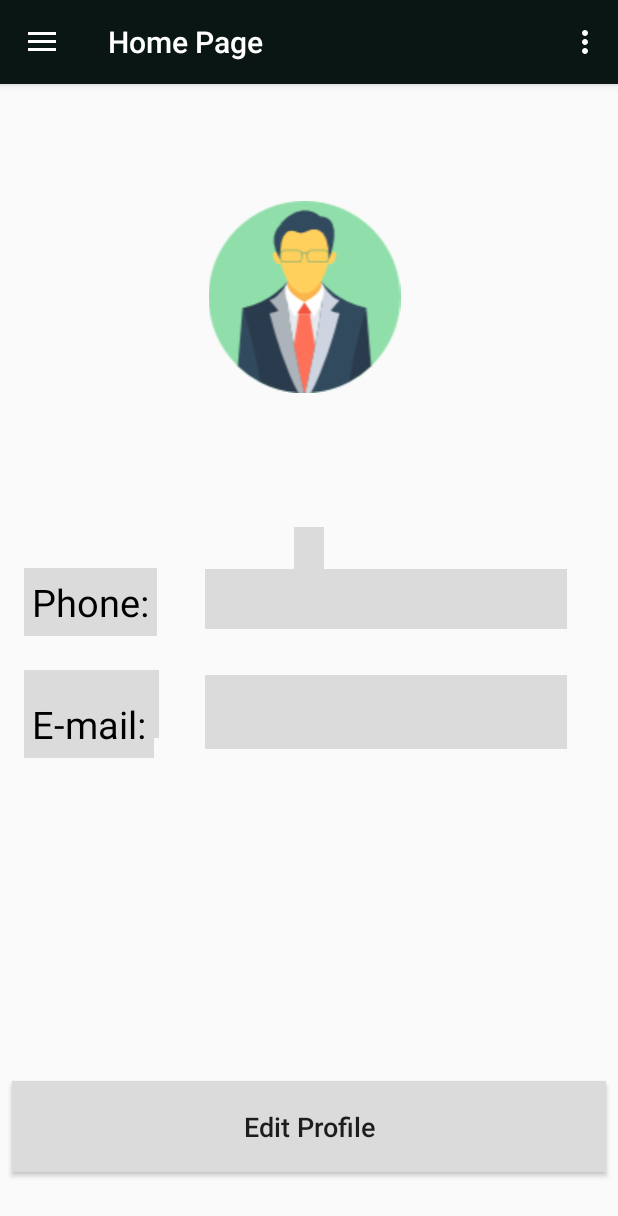
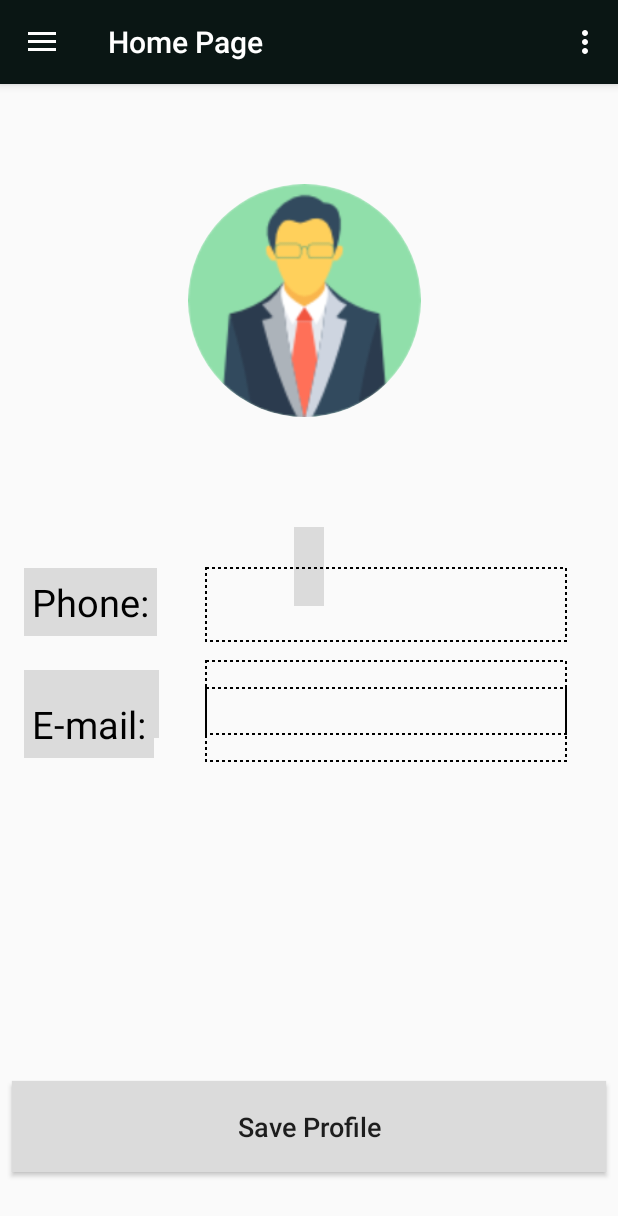
Before and after one commit to ski96277/OfficeManageMentAPP, an Android app: the fragment Employee_Profile_F placed in its activity, after a tap on "Edit Profile", on a phone screen of 412 x 824 dp. Shown: the top 1216 px of the screen. Run offline under Robolectric (Android 15) with nearby library versions, the phone set to English and light mode, and no system bars; our stand-ins replace ButterKnife, CircleImageView, Firebase (no records; nobody signed in at launch, a user with empty details on screens opened directly), Picasso; 17 statements that could not run were skipped.

Commit message:
dgfhj ghjk ghf

```diff
--- /dev/null
+++ b/app/src/main/java/com/rocketechit/officemanagementapp/FragmentClass/Employee/Edit_employee_profile.java
@@ -0,0 +1,137 @@
+package com.rocketechit.officemanagementapp.FragmentClass.Employee;
+
+import android.app.DatePickerDialog;
+import android.icu.util.Calendar;
+import android.os.Build;
+import android.os.Bundle;
+import android.view.LayoutInflater;
+import android.view.View;
+import android.view.ViewGroup;
+import android.widget.EditText;
+import android.widget.TextView;
+import android.widget.Toast;
+
+import com.google.firebase.database.DataSnapshot;
+import com.google.firebase.database.DatabaseError;
+import com.google.firebase.database.DatabaseReference;
+import com.google.firebase.database.FirebaseDatabase;
+import com.google.firebase.database.ValueEventListener;
+import com.rocketechit.officemanagementapp.JavaClass.Employee_Information;
+import com.rocketechit.officemanagementapp.R;
+import com.squareup.picasso.Picasso;
+
+import androidx.annotation.NonNull;
+import androidx.annotation.Nullable;
+import androidx.annotation.RequiresApi;
+import androidx.fragment.app.Fragment;
+import butterknife.BindView;
+import butterknife.ButterKnife;
+import butterknife.OnClick;
+import de.hdodenhof.circleimageview.CircleImageView;
+
+public class Edit_employee_profile extends Fragment {
+
+    @BindView(R.id.employee_profileview_position)
+    TextView employeeProfileviewPosition;
+    @BindView(R.id.employee_profileview_name_ET)
+    EditText employeeProfileviewNameET;
+    @BindView(R.id.employee_profileview_phoneNumber_ET)
+    EditText employeeProfileviewPhoneNumberET;
+    @BindView(R.id.employee_profileview_email_ET)
+    EditText employeeProfileviewEmailET;
+    @BindView(R.id.employee_profileview_join_Date_TV)
+    TextView employeeProfileviewJoinDateTV;
+    @BindView(R.id.employee_profileview_image)
+    CircleImageView employeeProfileviewImage;
+    private String designation;
+    private String email;
+    private String imagelink;
+    private String join_date;
+    private String name_employee;
+    private String password_employee;
+    private String phoneNumber;
+    private String userID;
+    private String userID_company;
+
+    @Nullable
+    @Override
+    public View onCreateView(@NonNull LayoutInflater inflater, @Nullable ViewGroup container, @Nullable Bundle savedInstanceState) {
+        View view = inflater.inflate(R.layout.edit_employee_profile, null);
+        ButterKnife.bind(this, view);
+        return view;
+    }
+
+    @Override
+    public void onViewCreated(@NonNull View view, @Nullable Bundle savedInstanceState) {
+        super.onViewCreated(view, savedInstanceState);
+        Bundle bundle = getArguments();
+        Employee_Information employee_information = (Employee_Information) bundle.getSerializable("employee_information");
+
+        designation = employee_information.getDesignation();
+        email = employee_information.getEmail_Employee();
+        imagelink = employee_information.getImageLink();
+        join_date = employee_information.getJoin_Date();
+        name_employee = employee_information.getName_Employee();
+        password_employee = employee_information.getPassword_Employee();
+        phoneNumber = employee_information.getPhone();
+        userID = employee_information.getUserID_Employee();
+        userID_company = employee_information.getUserID_company();
+
+
+        Picasso.get().load(imagelink).placeholder(R.drawable.progress_image).error(R.drawable.man).into(employeeProfileviewImage);
+        employeeProfileviewPosition.setText(designation);
+        employeeProfileviewNameET.setText(name_employee);
+        employeeProfileviewPhoneNumberET.setText(phoneNumber);
+        employeeProfileviewEmailET.setText(email);
+        employeeProfileviewJoinDateTV.setText(join_date);
+
+
+    }
+
+    @RequiresApi(api = Build.VERSION_CODES.N)
+    @OnClick({R.id.employee_profileview_image, R.id.employee_profileview_Save_button})
+    public void onClick(View view) {
+        switch (view.getId()) {
+
+            case R.id.employee_profileview_image:
+                Toast.makeText(getContext(), "Select Image", Toast.LENGTH_SHORT).show();
+                break;
+
+            case R.id.employee_profileview_join_Date_TV:
+                selectDate();
+                break;
+
+            case R.id.employee_profileview_Save_button:
+                name_employee = employeeProfileviewNameET.getText().toString();
+                phoneNumber = employeeProfileviewPhoneNumberET.getText().toString();
+                email = employeeProfileviewEmailET.getText().toString();
+
+                upload_Updated_Data(designation, email, imagelink, join_date, name_employee, password_employee, phoneNumber, userID, userID_company);
+
+                break;
+        }
+    }
+
+    @RequiresApi(api = Build.VERSION_CODES.N)
+    private void selectDate() {
+        final Calendar c = Calendar.getInstance();
+        int year = c.get(Calendar.YEAR);
+        int month = c.get(Calendar.MONTH);
+        int day = c.get(Calendar.DAY_OF_MONTH);
+        employeeProfileviewJoinDateTV.setText(String.valueOf(day) + "-" + String.valueOf(month) + "-" + String.valueOf(year));
+
+    }
+
+    private void upload_Updated_Data(String designation, String email, String imagelink, String join_date, String name_employee, String password_employee, String phoneNumber, String userID, String userID_company) {
+        FirebaseDatabase firebaseDatabase = FirebaseDatabase.getInstance();
+        DatabaseReference databaseReference = firebaseDatabase.getReference();
+        DatabaseReference databaseReference1 = firebaseDatabase.getReference();
+
+        Employee_Information employee_information = new Employee_Information(userID, userID_company, email, password_employee,
+                name_employee, join_date, imagelink, designation, phoneNumber);
+
+        databaseReference.child("Employee_List").child(userID).setValue(employee_information);
+        databaseReference1.child("Company_Employee").child(userID_company).child(userID).setValue(employee_information);
+
+    }
+}
--- a/app/src/main/java/com/rocketechit/officemanagementapp/FragmentClass/Employee/Employee_Profile_F.java
+++ b/app/src/main/java/com/rocketechit/officemanagementapp/FragmentClass/Employee/Employee_Profile_F.java
@@ -1,6 +1,7 @@
 package com.rocketechit.officemanagementapp.FragmentClass.Employee;
 
 import android.os.Bundle;
+import android.os.Parcelable;
 import android.util.Log;
 import android.view.LayoutInflater;
 import android.view.View;
@@ -24,13 +25,16 @@ import com.squareup.picasso.Picasso;
 import androidx.annotation.NonNull;
 import androidx.annotation.Nullable;
 import androidx.fragment.app.Fragment;
+import androidx.fragment.app.FragmentManager;
+import androidx.fragment.app.FragmentTransaction;
 import butterknife.BindView;
 import butterknife.ButterKnife;
 import butterknife.OnClick;
+import de.hdodenhof.circleimageview.CircleImageView;
 
 public class Employee_Profile_F extends Fragment {
     @BindView(R.id.employee_profileview_image)
-    ImageView profileviewImage_img;
+    CircleImageView profileviewImage_img;
     @BindView(R.id.employee_profileview_position)
     TextView position_TV;
     @BindView(R.id.employee_profileview_name_TV)
@@ -44,7 +48,8 @@ public class Employee_Profile_F extends Fragment {
 
     FirebaseDatabase firebaseDatabase;
     DatabaseReference databaseReference;
-
+    Fragment fragment = null;
+    Employee_Information employee_information;
 
     @Nullable
     @Override
@@ -98,9 +103,9 @@ public class Employee_Profile_F extends Fragment {
         databaseReference.addValueEventListener(new ValueEventListener() {
             @Override
             public void onDataChange(@NonNull DataSnapshot dataSnapshot) {
-                Employee_Information employee_information1 = dataSnapshot.child("Employee_List").child(getUserID()).getValue(Employee_Information.class);
+                employee_information = dataSnapshot.child("Employee_List").child(getUserID()).getValue(Employee_Information.class);
 
-                myCallBack.onCallBack(employee_information1);
+                myCallBack.onCallBack(employee_information);
             }
 
             @Override
@@ -113,7 +118,19 @@ public class Employee_Profile_F extends Fragment {
 
     @OnClick(R.id.employee_profileview_Edit_button)
     public void onClick() {
-        Toast.makeText(getContext(), "Edit Profile", Toast.LENGTH_SHORT).show();
+
+        fragment = new Edit_employee_profile();
+        if (fragment != null) {
+            Bundle bundle=new Bundle();
+            bundle.putSerializable("employee_information", employee_information);
+            Log.e("TAG - - ", "onClick: "+employee_information.getDesignation() );
+            fragment.setArguments(bundle);
+            FragmentManager fragmentManager = getFragmentManager();
+            FragmentTransaction fragmentTransaction = fragmentManager.beginTransaction();
+            fragmentTransaction.addToBackStack("");
+            fragmentTransaction.replace(R.id.screen_Area_For_Employee, fragment);
+            fragmentTransaction.commit();
+        }
 
     }
 
--- a/app/src/main/java/com/rocketechit/officemanagementapp/JavaClass/ConstantClass.java
+++ b/app/src/main/java/com/rocketechit/officemanagementapp/JavaClass/ConstantClass.java
@@ -1,5 +1,7 @@
 package com.rocketechit.officemanagementapp.JavaClass;
 
+import com.google.firebase.auth.FirebaseAuth;
+import com.google.firebase.auth.FirebaseUser;
 import com.google.firebase.database.DataSnapshot;
 import com.google.firebase.database.DatabaseError;
 import com.google.firebase.database.DatabaseReference;
@@ -10,25 +12,16 @@ import androidx.annotation.NonNull;
 
 public class ConstantClass {
 
-/*    static boolean aTrue = false;
+    //get Current Admin User ID
+    private static String getUserID() {
 
-    public static boolean isAdminLogin(String userID){
+        FirebaseAuth firebaseAuth;
+        FirebaseUser firebaseUser;
+        firebaseAuth = FirebaseAuth.getInstance();
+        firebaseUser = firebaseAuth.getCurrentUser();
+        String userID = firebaseUser.getUid();
+        return userID;
+    }
 
-    FirebaseDatabase firebaseDatabase = FirebaseDatabase.getInstance();
-    DatabaseReference databaseReference = firebaseDatabase.getReference();
-    databaseReference.addValueEventListener(new ValueEventListener() {
-        @Override
-        public void onDataChange(@NonNull DataSnapshot dataSnapshot) {
-            aTrue =  dataSnapshot.child("Company").hasChild(userID);
-
-        }
-
-        @Override
-        public void onCancelled(@NonNull DatabaseError databaseError) {
-
-        }
-    });
-return aTrue;
-}*/
 
 }
--- a/app/src/main/java/com/rocketechit/officemanagementapp/JavaClass/Employee_Information.java
+++ b/app/src/main/java/com/rocketechit/officemanagementapp/JavaClass/Employee_Information.java
@@ -1,4 +1,6 @@
 package com.rocketechit.officemanagementapp.JavaClass;
+
+import android.os.Parcelable;
 
 import java.io.Serializable;
 
--- /dev/null
+++ b/app/src/main/res/layout/edit_employee_profile.xml
@@ -0,0 +1,274 @@
+<?xml version="1.0" encoding="utf-8"?>
+<androidx.constraintlayout.widget.ConstraintLayout xmlns:android="http://schemas.android.com/apk/res/android"
+    xmlns:app="http://schemas.android.com/apk/res-auto"
+    xmlns:tools="http://schemas.android.com/tools"
+    android:layout_width="match_parent"
+    android:layout_height="match_parent">
+
+
+    <de.hdodenhof.circleimageview.CircleImageView
+        android:id="@+id/employee_profileview_image"
+        android:layout_width="155dp"
+        android:layout_height="155dp"
+        android:layout_marginStart="120dp"
+        android:layout_marginLeft="120dp"
+        android:layout_marginEnd="120dp"
+        android:layout_marginRight="120dp"
+        android:layout_marginBottom="450dp"
+        app:layout_constraintBottom_toBottomOf="parent"
+        app:layout_constraintEnd_toEndOf="parent"
+        app:layout_constraintHorizontal_bias="0.32"
+        app:layout_constraintStart_toStartOf="parent"
+        app:layout_constraintTop_toTopOf="parent"
+        app:layout_constraintVertical_bias="0.41000003"
+        app:srcCompat="@drawable/man" />
+
+    <TextView
+        android:id="@+id/employee_profileview_position"
+        android:layout_width="wrap_content"
+        android:layout_height="wrap_content"
+        android:layout_marginStart="147dp"
+        android:layout_marginLeft="147dp"
+        android:layout_marginTop="8dp"
+        android:layout_marginEnd="147dp"
+        android:layout_marginRight="147dp"
+        android:layout_marginBottom="420dp"
+        android:background="#DBDBDB"
+        android:padding="10dp"
+        android:text="Android Developer"
+        android:textColor="#000"
+        android:textSize="24sp"
+        app:layout_constraintBottom_toBottomOf="parent"
+        app:layout_constraintEnd_toEndOf="parent"
+        app:layout_constraintStart_toStartOf="parent"
+        app:layout_constraintTop_toTopOf="@+id/employee_profileview_image"
+        app:layout_constraintVertical_bias="1.0" />
+
+    <TextView
+        android:id="@+id/textView5"
+        android:layout_width="wrap_content"
+        android:layout_height="wrap_content"
+        android:layout_marginStart="16dp"
+        android:layout_marginLeft="16dp"
+        android:layout_marginTop="8dp"
+        android:layout_marginEnd="50dp"
+        android:layout_marginRight="50dp"
+        android:layout_marginBottom="332dp"
+        android:background="#DBDBDB"
+        android:padding="5dp"
+        android:text="Name: "
+        android:textColor="#000"
+        android:textSize="25sp"
+
+        app:layout_constraintBottom_toBottomOf="parent"
+        app:layout_constraintEnd_toEndOf="parent"
+        app:layout_constraintEnd_toStartOf="@+id/employee_profileview_name_TV"
+        app:layout_constraintHorizontal_bias="0.0"
+        app:layout_constraintStart_toStartOf="parent"
+        app:layout_constraintTop_toTopOf="parent"
+        app:layout_constraintVertical_bias="1.0"
+        tools:ignore="MissingConstraints" />
+
+    <EditText
+        android:id="@+id/employee_profileview_name_ET"
+        android:layout_width="241dp"
+        android:layout_height="wrap_content"
+        android:layout_marginStart="8dp"
+        android:layout_marginLeft="8dp"
+        android:layout_marginTop="8dp"
+        android:layout_marginEnd="8dp"
+        android:layout_marginRight="8dp"
+        android:layout_marginBottom="334dp"
+        android:background="@drawable/button_background"
+        android:padding="5dp"
+        android:text="Shaikh Imran Hossain"
+        android:textColor="#000"
+        android:textSize="22sp"
+        app:layout_constraintBottom_toBottomOf="parent"
+        app:layout_constraintEnd_toEndOf="parent"
+        app:layout_constraintHorizontal_bias="0.83"
+        app:layout_constraintStart_toStartOf="parent"
+        app:layout_constraintTop_toTopOf="parent"
+        app:layout_constraintVertical_bias="1.0" />
+
+    <TextView
+        android:id="@+id/textView6"
+        android:layout_width="wrap_content"
+        android:layout_height="wrap_content"
+        android:layout_marginStart="16dp"
+        android:layout_marginLeft="16dp"
+        android:layout_marginTop="308dp"
+
+        android:layout_marginEnd="50dp"
+        android:layout_marginRight="50dp"
+        android:layout_marginBottom="332dp"
+        android:background="#DBDBDB"
+        android:padding="5dp"
+        android:text="Phone:"
+        android:textColor="#000"
+        android:textSize="25sp"
+        app:layout_constraintBottom_toBottomOf="parent"
+        app:layout_constraintEnd_toEndOf="parent"
+        app:layout_constraintEnd_toStartOf="@+id/employee_profileview_name_TV"
+        app:layout_constraintHorizontal_bias="0.0"
+        app:layout_constraintStart_toStartOf="parent"
+        app:layout_constraintTop_toTopOf="parent"
+        app:layout_constraintVertical_bias="0.18"
+        tools:ignore="MissingConstraints" />
+
+    <EditText
+        android:id="@+id/employee_profileview_phoneNumber_ET"
+        android:layout_width="241dp"
+        android:layout_height="wrap_content"
+        android:layout_marginStart="8dp"
+        android:layout_marginLeft="8dp"
+        android:layout_marginTop="308dp"
+        android:layout_marginEnd="8dp"
+        android:layout_marginRight="8dp"
+        android:layout_marginBottom="334dp"
+        android:background="@drawable/button_background"
+        android:padding="5dp"
+        android:text="01687870058"
+
+        android:textColor="#000"
+        android:textSize="22sp"
+        app:layout_constraintBottom_toBottomOf="parent"
+        app:layout_constraintEnd_toEndOf="parent"
+        app:layout_constraintHorizontal_bias="0.83"
+        app:layout_constraintStart_toStartOf="parent"
+        app:layout_constraintTop_toTopOf="parent"
+        app:layout_constraintVertical_bias="0.18" />
+
+    <TextView
+        android:id="@+id/textView8"
+        android:layout_width="wrap_content"
+        android:layout_height="wrap_content"
+        android:layout_marginStart="16dp"
+        android:layout_marginLeft="16dp"
+
+        android:layout_marginTop="408dp"
+        android:layout_marginEnd="50dp"
+        android:layout_marginRight="50dp"
+        android:layout_marginBottom="332dp"
+        android:background="#DBDBDB"
+        android:padding="5dp"
+        android:text="E-mail:"
+        android:textColor="#000"
+        android:textSize="25sp"
+        app:layout_constraintBottom_toBottomOf="parent"
+        app:layout_constraintEnd_toEndOf="parent"
+        app:layout_constraintEnd_toStartOf="@+id/employee_profileview_name_TV"
+        app:layout_constraintHorizontal_bias="0.017"
+        app:layout_constraintStart_toStartOf="parent"
+        app:layout_constraintTop_toTopOf="parent"
+        app:layout_constraintVertical_bias="0.254"
+        tools:ignore="MissingConstraints" />
+
+    <EditText
+        android:id="@+id/employee_profileview_email_ET"
+        android:layout_width="241dp"
+        android:layout_height="wrap_content"
+        android:layout_marginStart="8dp"
+        android:layout_marginLeft="8dp"
+        android:layout_marginTop="408dp"
+        android:layout_marginEnd="8dp"
+        android:layout_marginRight="8dp"
+        android:layout_marginBottom="334dp"
+        android:background="@drawable/button_background"
+        android:padding="5dp"
+        android:text="imran.bu96@gmail.com"
+        android:textColor="#000"
+
+        android:textSize="20sp"
+        app:layout_constraintBottom_toBottomOf="parent"
+        app:layout_constraintEnd_toEndOf="parent"
+        app:layout_constraintHorizontal_bias="0.831"
+        app:layout_constraintStart_toStartOf="parent"
+        app:layout_constraintTop_toTopOf="parent"
+        app:layout_constraintVertical_bias="0.255" />
+
+    <TextView
+        android:id="@+id/textView10"
+        android:layout_width="wrap_content"
+        android:layout_height="wrap_content"
+        android:layout_marginStart="16dp"
+        android:layout_marginLeft="16dp"
+        android:layout_marginTop="508dp"
+        android:layout_marginEnd="50dp"
+        android:layout_marginRight="50dp"
+        android:layout_marginBottom="332dp"
+        android:background="#DBDBDB"
+        android:padding="5dp"
+
+        android:text="Join Date:"
+        android:textColor="#000"
+        android:textSize="20sp"
+        app:layout_constraintBottom_toBottomOf="parent"
+        app:layout_constraintEnd_toEndOf="parent"
+        app:layout_constraintEnd_toStartOf="@+id/employee_profileview_name_TV"
+        app:layout_constraintHorizontal_bias="0.017"
+        app:layout_constraintStart_toStartOf="parent"
+        app:layout_constraintTop_toTopOf="parent"
+        app:layout_constraintVertical_bias="0.26"
+        tools:ignore="MissingConstraints" />
+
+    <TextView
+        android:id="@+id/employee_profileview_join_Date_TV"
+        android:layout_width="241dp"
+        android:layout_height="wrap_content"
+        android:layout_marginStart="8dp"
+        android:layout_marginLeft="8dp"
+        android:layout_marginTop="508dp"
+        android:layout_marginEnd="8dp"
+        android:layout_marginRight="8dp"
+        android:layout_marginBottom="334dp"
+        android:background="#DBDBDB"
+        android:padding="5dp"
+        android:text="12-01-2019"
+        android:textColor="#000"
+        android:textSize="20sp"
+        app:layout_constraintBottom_toBottomOf="parent"
+        app:layout_constraintEnd_toEndOf="parent"
+        app:layout_constraintHorizontal_bias="0.831"
+        app:layout_constraintStart_toStartOf="parent"
+        app:layout_constraintTop_toTopOf="parent"
+        app:layout_constraintVertical_bias="0.25" />
+
+    <LinearLayout
+        android:id="@+id/linearLayout3"
+        android:layout_width="match_parent"
+        android:layout_height="5dp"
+        android:layout_marginTop="600dp"
+        android:layout_marginBottom="180dp"
+        android:background="@drawable/button_background"
+        android:orientation="horizontal"
+        app:layout_constraintBottom_toBottomOf="parent"
+        app:layout_constraintEnd_toEndOf="parent"
+        app:layout_constraintHorizontal_bias="0.0"
+        app:layout_constraintStart_toStartOf="parent"
+        app:layout_constraintTop_toTopOf="parent"
+        app:layout_constraintVertical_bias="0.598" />
+
+    <Button
+        android:id="@+id/employee_profileview_Save_button"
+        android:layout_width="0dp"
+        android:layout_height="wrap_content"
+        android:layout_marginStart="8dp"
+        android:layout_marginLeft="8dp"
+        android:layout_marginTop="8dp"
+        android:layout_marginEnd="8dp"
+        android:layout_marginRight="8dp"
+        android:layout_marginBottom="8dp"
+        android:background="#DBDBDB"
+        android:padding="18dp"
+        android:text="Save Profile"
+        android:textAllCaps="false"
+        android:textSize="18sp"
+        app:layout_constraintBottom_toBottomOf="parent"
+        app:layout_constraintEnd_toEndOf="parent"
+        app:layout_constraintStart_toStartOf="parent"
+        app:layout_constraintTop_toTopOf="parent"
+        app:layout_constraintVertical_bias="0.95" />
+
+
+</androidx.constraintlayout.widget.ConstraintLayout>
--- a/app/src/main/res/layout/employee_profile_f.xml
+++ b/app/src/main/res/layout/employee_profile_f.xml
@@ -5,7 +5,7 @@
     android:layout_width="match_parent"
     android:layout_height="match_parent">
 
-    <ImageView
+    <de.hdodenhof.circleimageview.CircleImageView
         android:id="@+id/employee_profileview_image"
         android:layout_width="155dp"
         android:layout_height="wrap_content"
```
